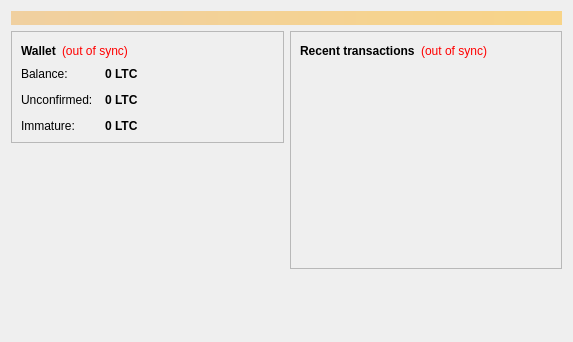
Old version of the form src/qt/forms/overviewpage.ui in the repository dot-project/dot.
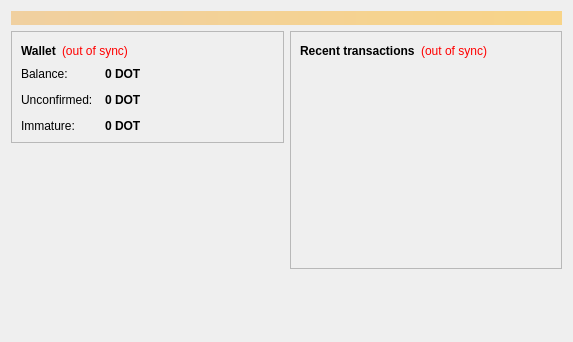
New version of the form.

The edit to the form file:
```diff
--- a/src/qt/forms/overviewpage.ui
+++ b/src/qt/forms/overviewpage.ui
@@ -122,7 +122,7 @@
                <string>Your current balance</string>
               </property>
               <property name="text">
-               <string notr="true">0 LTC</string>
+               <string notr="true">0 DOT</string>
               </property>
               <property name="textInteractionFlags">
                <set>Qt::LinksAccessibleByMouse|Qt::TextSelectableByKeyboard|Qt::TextSelectableByMouse</set>
@@ -151,7 +151,7 @@
                <string>Total of transactions that have yet to be confirmed, and do not yet count toward the current balance</string>
               </property>
               <property name="text">
-               <string notr="true">0 LTC</string>
+               <string notr="true">0 DOT</string>
               </property>
               <property name="textInteractionFlags">
                <set>Qt::LinksAccessibleByMouse|Qt::TextSelectableByKeyboard|Qt::TextSelectableByMouse</set>
@@ -177,7 +177,7 @@
                <string>Mined balance that has not yet matured</string>
               </property>
               <property name="text">
-               <string notr="true">0 LTC</string>
+               <string notr="true">0 DOT</string>
               </property>
               <property name="textInteractionFlags">
                <set>Qt::LinksAccessibleByMouse|Qt::TextSelectableByKeyboard|Qt::TextSelectableByMouse</set>
```
Left out of the diff: 4 changed lines with no effect on the pictures.
